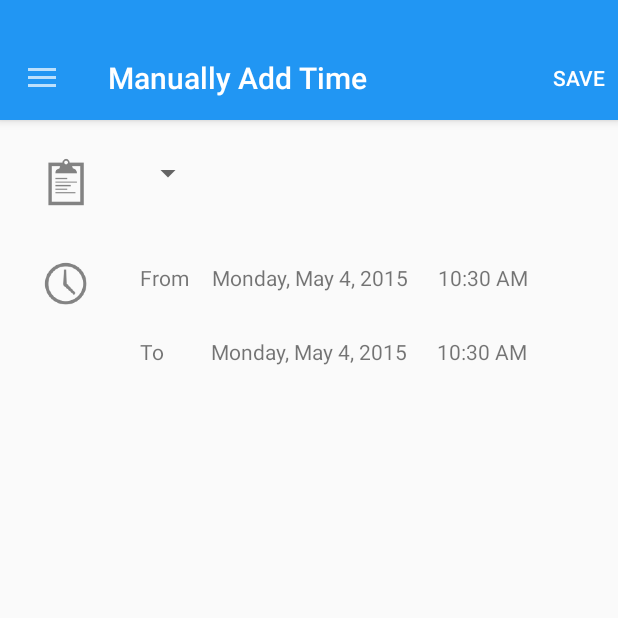
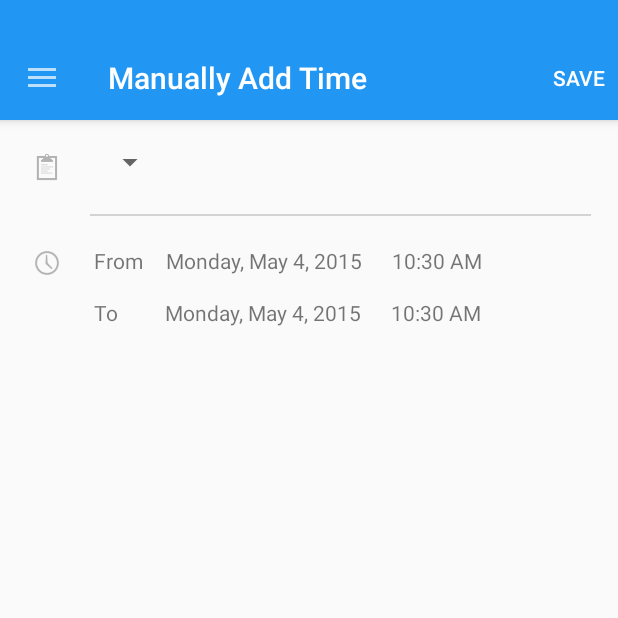
Before and after one commit to nbach/QuickTracker, an Android app: the AddTimeActivity screen opened directly, with no data from a screen before it, on a phone screen of 412 x 824 dp, the top half of it. Run offline under Robolectric (Android 15) with nearby library versions, the phone set to English and light mode, and no system bars; libraries missing offline, so code that uses them is left out: android.support.v7; 2 statements that could not run were skipped.

Commit message:
fixed calendar & colors

```diff
--- a/mobile/src/main/java/com/android/quicktracker/com/quicktracker/CalendarActivity.java
+++ b/mobile/src/main/java/com/android/quicktracker/com/quicktracker/CalendarActivity.java
@@ -1,5 +1,9 @@
 package com.android.quicktracker.com.quicktracker;
 
+import android.app.Activity;
+import android.app.AlertDialog;
+import android.content.Context;
+import android.content.DialogInterface;
 import android.content.Intent;
 import android.graphics.Color;
 import android.graphics.RectF;
@@ -21,6 +25,10 @@ import android.widget.Toast;
 
 import com.alamkanak.weekview.WeekView;
 import com.alamkanak.weekview.WeekViewEvent;
+import com.google.android.gms.location.Geofence;
+import com.nispok.snackbar.Snackbar;
+import com.nispok.snackbar.SnackbarManager;
+import com.nispok.snackbar.listeners.ActionClickListener;
 
 import java.util.ArrayList;
 import java.util.Calendar;
@@ -35,7 +43,7 @@ public class CalendarActivity extends ActionBarActivity implements WeekView.Mont
     private static final int TYPE_THREE_DAY_VIEW = 2;
     private static final int TYPE_WEEK_VIEW = 3;
     private int mWeekViewType = TYPE_WEEK_VIEW;
-
+    private Context mContext = this;
 
     String TITLES[] = {"Job Details","Calendar","Settings"};
     int ICONS[] = {R.drawable.ic_clipboard,R.drawable.ic_calendar,R.drawable.ic_settings};
@@ -258,11 +266,31 @@ public class CalendarActivity extends ActionBarActivity implements WeekView.Mont
 
     @Override
     public void onEventClick(WeekViewEvent event, RectF eventRect) {
-        Toast.makeText(CalendarActivity.this, "Clicked " + event.getName(), Toast.LENGTH_SHORT).show();
+        Intent intent = new Intent(CalendarActivity.this, AddTimeActivity.class);
+        startActivity(intent);
     }
 
     @Override
     public void onEventLongPress(WeekViewEvent event, RectF eventRect) {
+        AlertDialog.Builder adb=new AlertDialog.Builder(CalendarActivity.this);
+        adb.setMessage("Are you sure you want to delete this event?");
+        adb.setNegativeButton("Cancel", null);
+        adb.setPositiveButton("Delete", new AlertDialog.OnClickListener() {
+            public void onClick(DialogInterface dialog, int which) {
+                    SnackbarManager.show(
+                        Snackbar.with(getApplicationContext()) // context
+                                .text("Job Deleted")
+                                .actionLabel("Undo")
+                                .actionColor(Color.YELLOW)
 
-    }
+                                .actionListener(new ActionClickListener() {
+                                    @Override
+                                    public void onActionClicked(Snackbar snackbar) {
+
+                                    }
+                                })
+                        , (Activity) mContext);
+
+            }});
+        adb.show();}
 }
--- a/mobile/src/main/java/com/android/quicktracker/com/quicktracker/QuickTracker.java
+++ b/mobile/src/main/java/com/android/quicktracker/com/quicktracker/QuickTracker.java
@@ -34,10 +34,6 @@ public class QuickTracker extends Activity implements ResultCallback<Status>, Go
     @Override
     protected void onCreate(Bundle savedInstanceState) {
         super.onCreate(savedInstanceState);
-        if (Jobs.listAll(Jobs.class) != null){
-            Intent intent = new Intent(QuickTracker.this, CalendarActivity.class);
-            startActivity(intent);
-        }
         setContentView(R.layout.activity_quick_tracker);
         b1 = (Button) findViewById(R.id.addJobButton);
         b2 = (Button) findViewById(R.id.learnMoreButton);
--- a/mobile/src/main/res/layout/activity_add_time.xml
+++ b/mobile/src/main/res/layout/activity_add_time.xml
@@ -17,76 +17,78 @@
         <ImageView
             android:layout_width="wrap_content"
             android:layout_height="wrap_content"
-            android:src="@mipmap/ic_clipboard_gray"
+            android:src="@drawable/ic_clipboard_gray"
             android:id="@+id/jobImageView"
-            android:layout_marginTop="17dp"
-            android:layout_marginLeft="20dp"
-            android:height="8dp"
-            android:width="8dp"
+            android:layout_marginTop="15dp"
+            android:layout_marginLeft="15dp"
             android:layout_below="@+id/tool_bar"/>
         <Spinner
             android:layout_width="wrap_content"
             android:layout_height="wrap_content"
             android:id="@+id/spinner"
-            android:layout_marginTop="23dp"
-            android:layout_marginLeft="20dp"
+            android:layout_marginTop="16dp"
+            android:layout_marginLeft="15dp"
             android:layout_below="@+id/tool_bar"
             android:layout_toRightOf="@+id/jobImageView"
              />
         <View
-            android:layout_width="match_parent"
-            android:layout_height="1dp"
-            android:background="@android:color/black"/>
+            android:id="@+id/firstDivider"
+            android:layout_width="fill_parent"
+            android:layout_height="1dip"
+            android:layout_below="@+id/jobImageView"
+            android:layout_marginLeft="60dp"
+            android:layout_marginRight="18dp"
+            android:layout_marginTop="15dp"
+            android:background="#ffd3d3d3" />
 
 
 
         <ImageView
             android:layout_width="wrap_content"
             android:layout_height="wrap_content"
-            android:src="@mipmap/ic_time_gray"
+            android:src="@drawable/ic_clock_gray"
             android:id="@+id/timeImageView"
-            android:layout_marginLeft="20dp"
-            android:layout_marginTop="20dp"
-            android:height="8dp"
-            android:width="8dp"
-            android:layout_below="@+id/jobImageView"/>
+            android:layout_marginLeft="15dp"
+            android:paddingTop="15dp"
+            android:layout_below="@+id/firstDivider"/>
         <TextView
             android:layout_width="wrap_content"
             android:layout_height="wrap_content"
             android:id="@+id/fromTextView"
-            android:layout_marginLeft="25dp"
+            android:layout_marginLeft="15dp"
             android:text="From"
-            android:layout_marginTop="30dp"
+            android:layout_marginTop="20dp"
             android:layout_toRightOf="@+id/jobImageView"
-            android:layout_below="@+id/jobImageView"
+            android:layout_below="@+id/firstDivider"
             />
         <TextView
             android:layout_width="wrap_content"
             android:layout_height="wrap_content"
-            android:layout_below="@+id/jobImageView"
+            android:layout_below="@+id/firstDivider"
             android:id="@+id/startDateTextView"
             android:layout_marginLeft="15dp"
-            android:layout_marginTop="30dp"
+            android:layout_marginTop="20dp"
             android:layout_toRightOf="@+id/fromTextView"
             android:onClick="onClickStartDate"
             android:clickable="true"/>
         <TextView
             android:layout_width="wrap_content"
             android:layout_height="wrap_content"
-            android:layout_below="@+id/jobImageView"
+            android:layout_below="@+id/firstDivider"
             android:id="@+id/startTimeTextView"
             android:layout_marginLeft="20dp"
-            android:layout_marginTop="30dp"
+            android:layout_marginTop="20dp"
             android:layout_toRightOf="@+id/startDateTextView"
             android:onClick="onClickStartTime"
             android:clickable="true"/>
+
         <TextView
             android:layout_width="wrap_content"
             android:layout_height="wrap_content"
             android:id="@+id/toTextView"
             android:text="To"
-            android:layout_marginLeft="25dp"
-            android:layout_marginTop="30dp"
+            android:layout_marginLeft="15dp"
+            android:layout_marginTop="15dp"
             android:layout_toRightOf="@+id/jobImageView"
             android:layout_below="@+id/startTimeTextView"
             />
@@ -96,7 +98,7 @@
             android:layout_below="@+id/startTimeTextView"
             android:id="@+id/endDateTextView"
             android:layout_marginLeft="31dp"
-            android:layout_marginTop="30dp"
+            android:layout_marginTop="15dp"
             android:layout_toRightOf="@+id/toTextView"
             android:onClick="onClickEndDate"
             android:clickable="true"/>
@@ -106,7 +108,7 @@
             android:layout_below="@+id/startTimeTextView"
             android:id="@+id/endTimeTextView"
             android:layout_marginLeft="20dp"
-            android:layout_marginTop="30dp"
+            android:layout_marginTop="15dp"
             android:layout_toRightOf="@+id/endDateTextView"
             android:onClick="onClickEndTime"
             android:clickable="true"/>
```
Also changed, not shown: mobile/src/main/res/drawable-hdpi/ic_clock_gray.png (added), mobile/src/main/res/drawable-mdpi/ic_clock_gray.png (added), mobile/src/main/res/drawable-xhdpi/ic_clock_gray.png (added), mobile/src/main/res/drawable-xxhdpi/ic_clock_gray.png (added), 3 other files.
